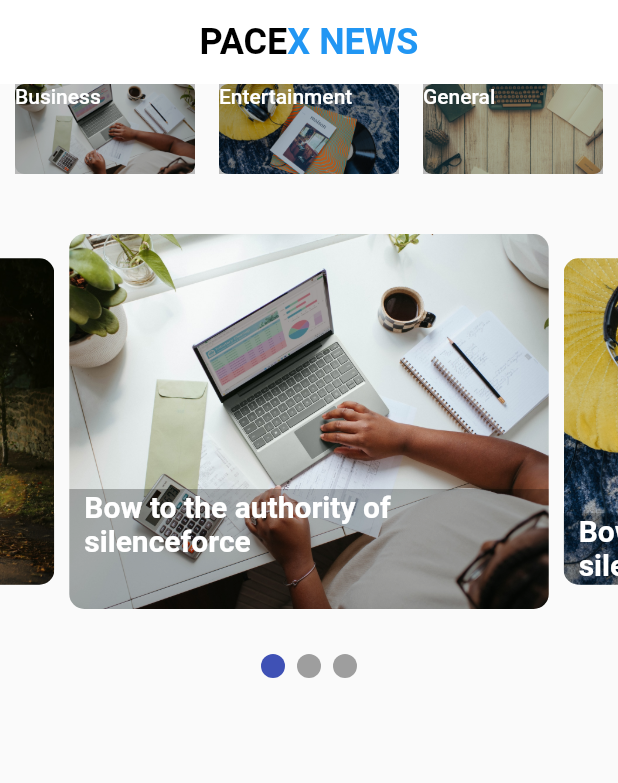
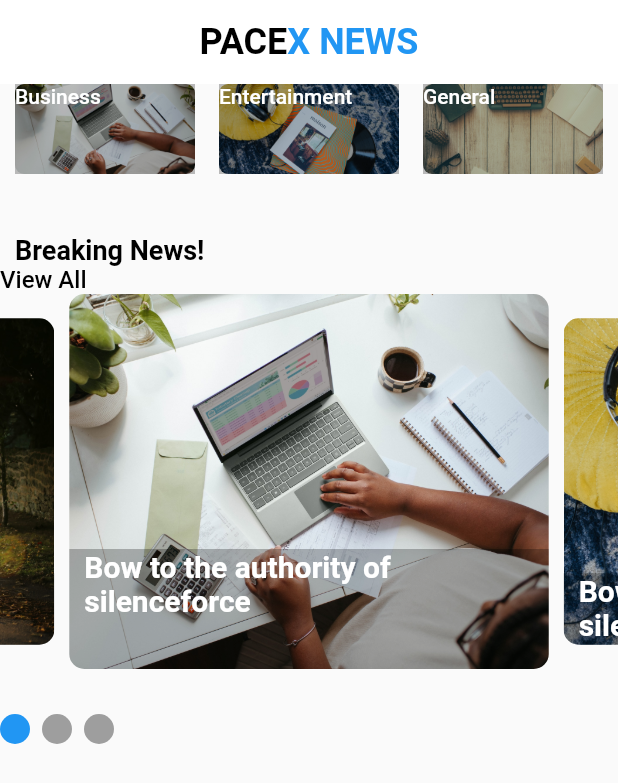
Before and after one commit to shakeelahammedabdulla/PACE-X, a Flutter app: the screen it shows after launch, on a phone screen of 412 x 824 dp. Shown: the top 783 px of the screen. Run offline on Flutter 3.47's test engine with Material 2 defaults, Android fonts, the phone set to English and light mode, and no system bars; drawn by our look-alikes of carousel_slider, smooth_page_indicator.

Commit message:
color change

```diff
--- a/lib/pages/home.dart
+++ b/lib/pages/home.dart
@@ -58,6 +58,7 @@ class _HomeState extends State<Home> {
       ),
       body: Container(
         child: Column(
+          crossAxisAlignment: CrossAxisAlignment.start,
           children: [
             Container(
                 margin: const EdgeInsets.only(left: 10.0),
@@ -76,6 +77,26 @@ class _HomeState extends State<Home> {
             SizedBox(
               height: 30.0,
             ),
+
+            Padding(
+              padding: const EdgeInsets.only(left: 10.0),
+              child: Text(
+                'Breaking News!',
+                style: TextStyle(
+                    color: Colors.black,
+                    fontWeight: FontWeight.bold,
+                    fontSize: 18),
+              ),
+            ),
+
+            Text(
+              'View All',
+              style: TextStyle(
+                  color: Colors.black,
+                  fontWeight: FontWeight.w500,
+                  fontSize: 16),
+            ),
+
             CarouselSlider.builder(
               itemCount: sliders.length,
               itemBuilder: (context, index, realIndex) {
@@ -150,6 +171,8 @@ Widget buildIndicator(int activeIndex, List<sliderModel> sliders) =>
     AnimatedSmoothIndicator(
       activeIndex: activeIndex,
       count: sliders.length,
+      effect:
+          SlideEffect(dotWidth: 20, dotHeight: 20, activeDotColor: Colors.blue),
     );
 
 class CategoryTile extends StatelessWidget {
```
